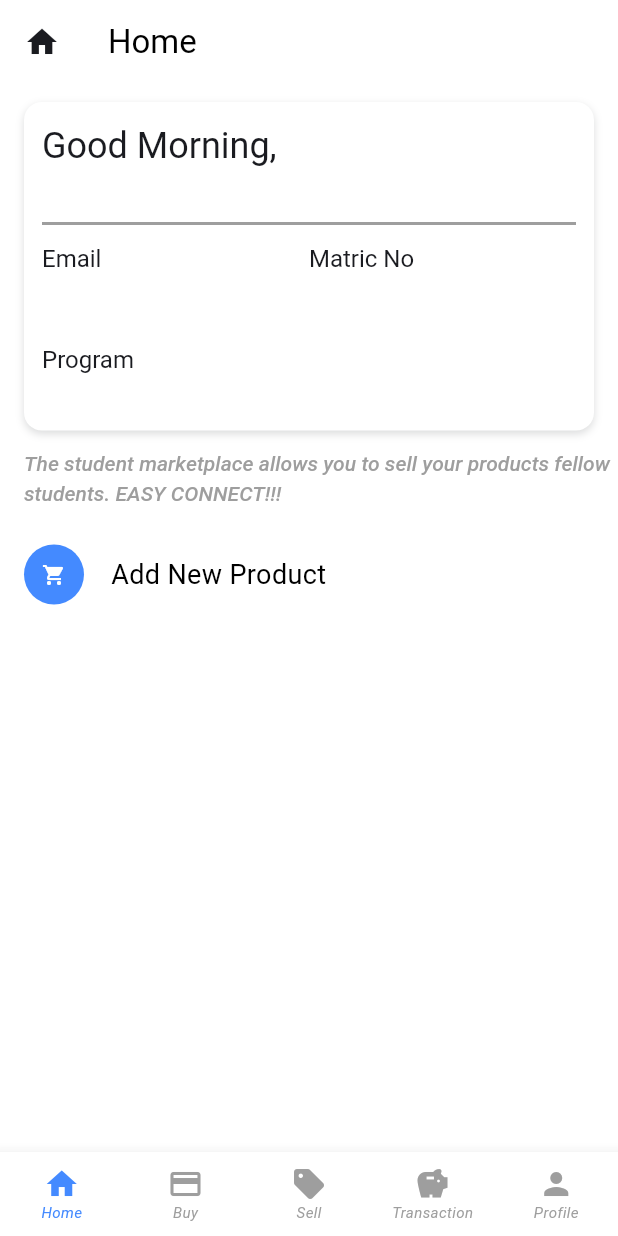
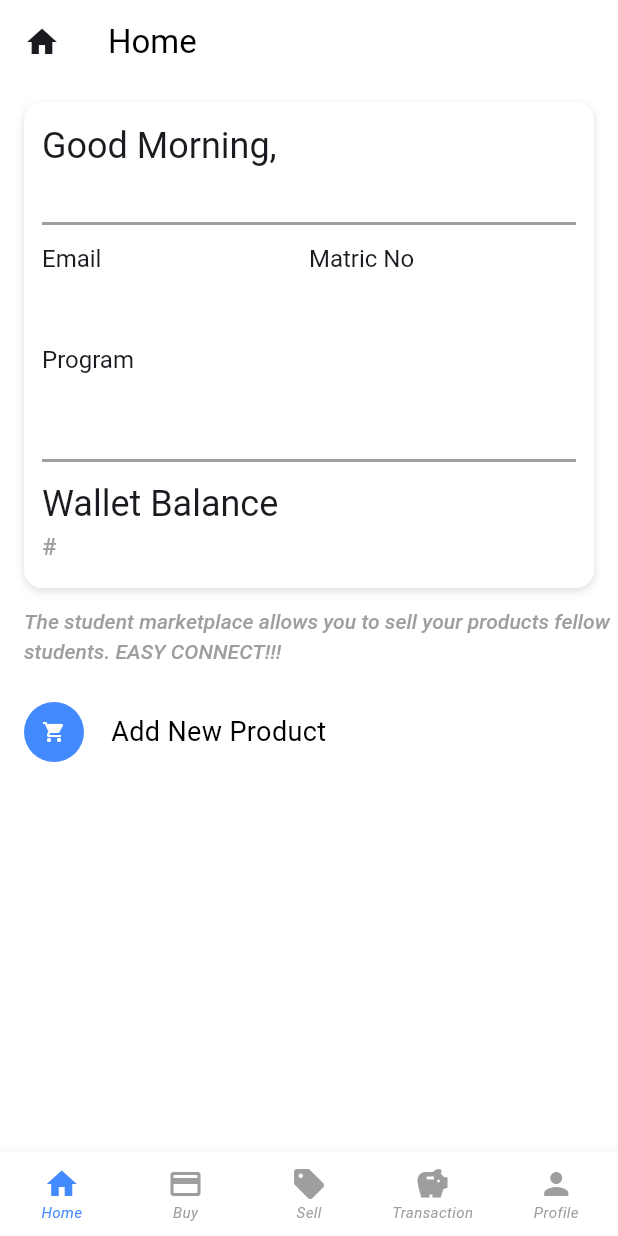
Before and after one commit to Lucasdeekay/StudentMarketplaceApp, a Flutter app: the DashboardScreen screen opened directly with empty values, on a phone screen of 412 x 824 dp. Run offline on Flutter 3.47's test engine with Material 3 defaults, Android fonts, the phone set to English and light mode, and no system bars; our stand-ins replace another_flushbar, auto_size_text, cached_network_image; missing offline and left inert: flutter_paystack; Roboto replaces fonts that are missing (Outfit, Plus Jakarta Sans).

Commit message:
Updated changes

```diff
--- a/lib/pages/dashboard.dart
+++ b/lib/pages/dashboard.dart
@@ -37,6 +37,7 @@ class _DashboardScreenState extends State<DashboardScreen> {
   String username = '';
   String user_id = '';
   String program = '';
+  String balance = '';
 
 
   @override
@@ -49,6 +50,29 @@ class _DashboardScreenState extends State<DashboardScreen> {
     username = widget.username;
     user_id = widget.user_id;
     program = widget.program;
+  }
+
+  Future<void> fetchData() async {
+
+    try {
+      final response = await http.get(Uri.parse(
+          'https://localhost:8000/dashboard'));
+
+      if (response.statusCode == 200) {
+        final data = json.decode(response.body);
+
+        setState(() {
+          balance = data['wallet']['balance'];
+        });
+
+      } else {
+        // Handle API error
+        errorFlushbar(context, 'Error', 'Unable to load data. Check your internet connection');
+      }
+    } catch (e) {
+      // Handle other errors
+      errorFlushbar(context, 'Error', 'An error occured');
+    }
   }
 
 
@@ -229,6 +253,31 @@ class _DashboardScreenState extends State<DashboardScreen> {
                             ),
                           ],
                         ),
+                        SizedBox(height: 24.0,),
+                        Divider(
+                          height: 24,
+                          thickness: 2,
+                          color: Colors.grey,
+                        ),
+                        Text(
+                          'Wallet Balance',
+                          style: TextStyle(
+                            fontWeight: FontWeight.w400,
+                            fontSize: 24.0,
+                            fontFamily: 'Outfit',
+                            letterSpacing: 0,
+                          ),
+                        ),
+                        Text(
+                          '#$balance',
+                          style: TextStyle(
+                            fontWeight: FontWeight.w500,
+                            fontSize: 16.0,
+                            fontFamily: 'Plus Jakarta Sans',
+                            color: Colors.grey,
+                            letterSpacing: 0,
+                          ),
+                        ),
                       ],
                     ),
                   ),
--- a/lib/pages/payment_screen.dart
+++ b/lib/pages/payment_screen.dart
@@ -72,8 +72,6 @@ class _PaymentScreenState extends State<PaymentScreen> {
     txRef = uuid.v4();
   }
 
-
-  @override
   @override
   Widget build(BuildContext context) {
     return Scaffold(
```
